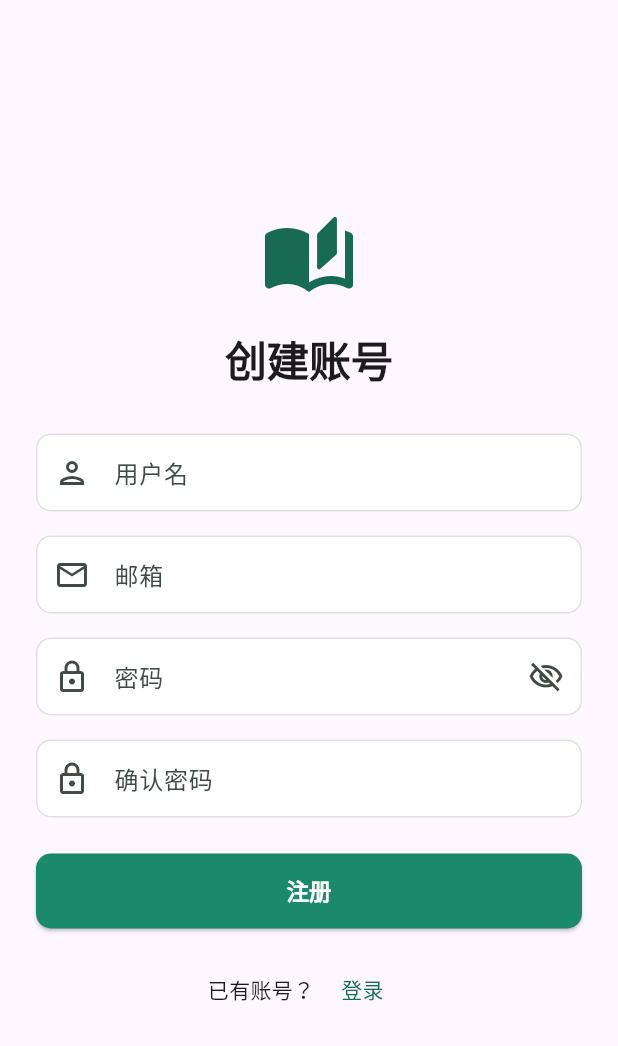
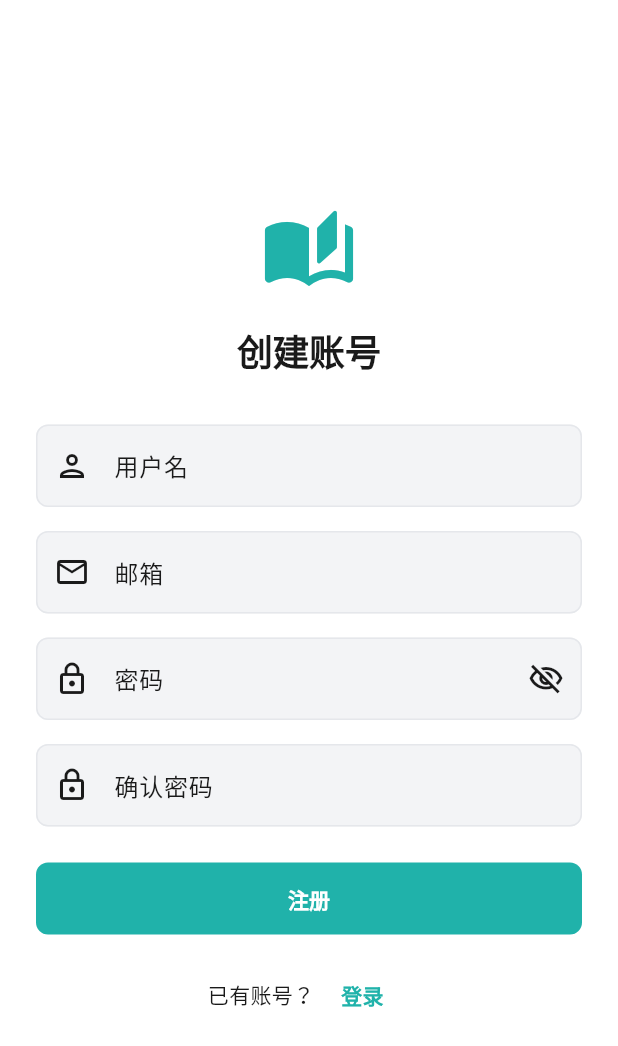
Before and after one commit to XimilalaXiang/TrustRAG, a Flutter app: the screen it shows after launch, after a tap on "登录", after a tap on "注册", on a phone screen of 412 x 824 dp. Shown: the top 1046 px of the screen. Run offline on Flutter 3.47's test engine with Material 3 defaults, Android fonts, the phone set to English and light mode, and no system bars; our stand-ins replace dio, file_picker, flutter_markdown, flutter_riverpod, go_router, google_fonts and 1 more; missing offline and left inert: streaming_markdown, syncfusion_flutter_pdfviewer; network calls fail.

Commit message:
feat(ui): Perplexity-style UI overhaul — theme, layout, typography
Theme:
- Apply exact color system from design spec (light/dark modes)
- Teal (#20B2AA) primary, Citation Blue (#0066CC) secondary
- Paper White/Near Black backgrounds with color hierarchy
- Zero elevation, border-based depth (no shadows)
- Inter font with proper size/weight/height per spec
- 8px border radius for inputs/buttons, 12px for cards

Chat layout:
- Single-column centered layout (720px max width)
- AI messages: no background, full-width text (Perplexity style)
- User messages: subtle background, right-aligned
- Markdown code blocks styled with JetBrains Mono
- Input bar centered within 720px constraint

Fix: Resolve MarkdownStyleSheet import conflict between
flutter_markdown and streaming_markdown packages

Co-authored-by: Cursor <cursoragent@cursor.com>

```diff
--- a/apps/client/lib/core/theme/app_theme.dart
+++ b/apps/client/lib/core/theme/app_theme.dart
@@ -2,106 +2,124 @@ import 'package:flutter/material.dart';
 import 'package:google_fonts/google_fonts.dart';
 
 class AppTheme {
-  static const _primaryColor = Color(0xFF1B8A6B);
-  static const _errorColor = Color(0xFFDC3545);
+  static const _teal = Color(0xFF20B2AA);
+  static const _citationBlue = Color(0xFF0066CC);
 
   static ThemeData get light {
     final base = ThemeData.light(useMaterial3: true);
+    final textTheme = GoogleFonts.interTextTheme(base.textTheme).copyWith(
+      headlineMedium: GoogleFonts.inter(fontSize: 24, fontWeight: FontWeight.w700, height: 1.4, color: const Color(0xFF1A1A1A)),
+      titleLarge: GoogleFonts.inter(fontSize: 18, fontWeight: FontWeight.w600, height: 1.5, color: const Color(0xFF1A1A1A)),
+      bodyLarge: GoogleFonts.inter(fontSize: 16, fontWeight: FontWeight.w400, height: 1.7, color: const Color(0xFF1A1A1A)),
+      bodyMedium: GoogleFonts.inter(fontSize: 14, fontWeight: FontWeight.w400, height: 1.5, color: const Color(0xFF1A1A1A)),
+      bodySmall: GoogleFonts.inter(fontSize: 12, fontWeight: FontWeight.w500, color: const Color(0xFF6B7280)),
+      labelLarge: GoogleFonts.inter(fontSize: 14, fontWeight: FontWeight.w600, color: const Color(0xFF1A1A1A)),
+    );
+
     return base.copyWith(
-      colorScheme: ColorScheme.fromSeed(
-        seedColor: _primaryColor,
-        brightness: Brightness.light,
-        surface: const Color(0xFFF7F7F8),
-        error: _errorColor,
+      colorScheme: const ColorScheme.light(
+        primary: _teal,
+        secondary: _citationBlue,
+        surface: Color(0xFFFAF8F5),
+        onSurface: Color(0xFF1A1A1A),
+        surfaceContainerHighest: Color(0xFFF3F4F6),
+        outline: Color(0xFFE5E7EB),
+        error: Color(0xFFEF4444),
       ),
-      textTheme: GoogleFonts.interTextTheme(base.textTheme),
+      scaffoldBackgroundColor: Colors.white,
+      textTheme: textTheme,
       appBarTheme: AppBarTheme(
         elevation: 0,
-        scrolledUnderElevation: 1,
+        scrolledUnderElevation: 0,
         backgroundColor: Colors.white,
-        foregroundColor: Colors.black87,
-        titleTextStyle: GoogleFonts.inter(
-          fontSize: 18,
-          fontWeight: FontWeight.w600,
-          color: Colors.black87,
-        ),
+        foregroundColor: const Color(0xFF1A1A1A),
+        titleTextStyle: GoogleFonts.inter(fontSize: 18, fontWeight: FontWeight.w600, color: const Color(0xFF1A1A1A)),
       ),
       cardTheme: CardThemeData(
         elevation: 0,
+        color: Colors.white,
         shape: RoundedRectangleBorder(
           borderRadius: BorderRadius.circular(12),
-          side: BorderSide(color: Colors.grey.shade200),
+          side: const BorderSide(color: Color(0xFFE5E7EB)),
         ),
       ),
       inputDecorationTheme: InputDecorationTheme(
         filled: true,
-        fillColor: Colors.white,
+        fillColor: const Color(0xFFF3F4F6),
         border: OutlineInputBorder(
-          borderRadius: BorderRadius.circular(10),
-          borderSide: BorderSide(color: Colors.grey.shade300),
+          borderRadius: BorderRadius.circular(8),
+          borderSide: const BorderSide(color: Color(0xFFE5E7EB)),
         ),
         enabledBorder: OutlineInputBorder(
-          borderRadius: BorderRadius.circular(10),
-          borderSide: BorderSide(color: Colors.grey.shade300),
+          borderRadius: BorderRadius.circular(8),
+          borderSide: const BorderSide(color: Color(0xFFE5E7EB)),
         ),
         focusedBorder: OutlineInputBorder(
-          borderRadius: BorderRadius.circular(10),
-          borderSide: const BorderSide(color: _primaryColor, width: 2),
+          borderRadius: BorderRadius.circular(8),
+          borderSide: const BorderSide(color: _teal, width: 2),
         ),
-        contentPadding:
-            const EdgeInsets.symmetric(horizontal: 16, vertical: 14),
+        contentPadding: const EdgeInsets.symmetric(horizontal: 16, vertical: 14),
       ),
       elevatedButtonTheme: ElevatedButtonThemeData(
         style: ElevatedButton.styleFrom(
-          backgroundColor: _primaryColor,
+          elevation: 0,
+          backgroundColor: _teal,
           foregroundColor: Colors.white,
           padding: const EdgeInsets.symmetric(horizontal: 24, vertical: 14),
-          shape: RoundedRectangleBorder(
-            borderRadius: BorderRadius.circular(10),
-          ),
-          textStyle: GoogleFonts.inter(
-            fontSize: 15,
-            fontWeight: FontWeight.w600,
-          ),
+          shape: RoundedRectangleBorder(borderRadius: BorderRadius.circular(8)),
         ),
       ),
       outlinedButtonTheme: OutlinedButtonThemeData(
         style: OutlinedButton.styleFrom(
-          foregroundColor: _primaryColor,
+          foregroundColor: _teal,
           padding: const EdgeInsets.symmetric(horizontal: 24, vertical: 14),
-          shape: RoundedRectangleBorder(
-            borderRadius: BorderRadius.circular(10),
-          ),
-          side: const BorderSide(color: _primaryColor),
+          shape: RoundedRectangleBorder(borderRadius: BorderRadius.circular(8)),
+          side: const BorderSide(color: _teal),
         ),
       ),
-      dividerTheme: DividerThemeData(
-        color: Colors.grey.shade200,
-        thickness: 1,
+      filledButtonTheme: FilledButtonThemeData(
+        style: FilledButton.styleFrom(
+          backgroundColor: _teal,
+          foregroundColor: Colors.white,
+          shape: RoundedRectangleBorder(borderRadius: BorderRadius.circular(8)),
+        ),
+      ),
+      dividerTheme: const DividerThemeData(color: Color(0xFFE5E7EB), thickness: 1),
+      navigationRailTheme: const NavigationRailThemeData(
+        backgroundColor: Colors.white,
+        indicatorColor: Color(0xFFE0F5F3),
       ),
     );
   }
 
   static ThemeData get dark {
     final base = ThemeData.dark(useMaterial3: true);
+    final textTheme = GoogleFonts.interTextTheme(base.textTheme).copyWith(
+      headlineMedium: GoogleFonts.inter(fontSize: 24, fontWeight: FontWeight.w700, height: 1.4, color: const Color(0xFFF9FAFB)),
+      titleLarge: GoogleFonts.inter(fontSize: 18, fontWeight: FontWeight.w600, height: 1.5, color: const Color(0xFFF9FAFB)),
+      bodyLarge: GoogleFonts.inter(fontSize: 16, fontWeight: FontWeight.w400, height: 1.7, color: const Color(0xFFF9FAFB)),
+      bodyMedium: GoogleFonts.inter(fontSize: 14, fontWeight: FontWeight.w400, height: 1.5, color: const Color(0xFFF9FAFB)),
+      bodySmall: GoogleFonts.inter(fontSize: 12, fontWeight: FontWeight.w500, color: const Color(0xFF9CA3AF)),
+      labelLarge: GoogleFonts.inter(fontSize: 14, fontWeight: FontWeight.w600, color: const Color(0xFFF9FAFB)),
+    );
+
     return base.copyWith(
-      colorScheme: ColorScheme.fromSeed(
-        seedColor: const Color(0xFF20B2AA),
-        brightness: Brightness.dark,
-        surface: const Color(0xFF1C1C1C),
-        error: _errorColor,
+      colorScheme: const ColorScheme.dark(
+        primary: _teal,
+        secondary: Color(0xFF00B4D8),
+        surface: Color(0xFF1C1C1C),
+        onSurface: Color(0xFFF9FAFB),
+        surfaceContainerHighest: Color(0xFF333333),
+        outline: Color(0xFF3A3A3A),
+        error: Color(0xFFEF4444),
       ),
       scaffoldBackgroundColor: const Color(0xFF1C1C1C),
-      textTheme: GoogleFonts.interTextTheme(base.textTheme),
+      textTheme: textTheme,
       appBarTheme: AppBarTheme(
         elevation: 0,
         scrolledUnderElevation: 0,
         backgroundColor: const Color(0xFF262626),
-        titleTextStyle: GoogleFonts.inter(
-          fontSize: 18,
-          fontWeight: FontWeight.w600,
-          color: const Color(0xFFF9FAFB),
-        ),
+        titleTextStyle: GoogleFonts.inter(fontSize: 18, fontWeight: FontWeight.w600, color: const Color(0xFFF9FAFB)),
       ),
       cardTheme: CardThemeData(
         elevation: 0,
@@ -111,31 +129,27 @@ class AppTheme {
           side: const BorderSide(color: Color(0xFF3A3A3A)),
         ),
       ),
-      navigationRailTheme: const NavigationRailThemeData(
-        backgroundColor: Color(0xFF1C1C1C),
-      ),
       inputDecorationTheme: InputDecorationTheme(
         filled: true,
         fillColor: const Color(0xFF262626),
         border: OutlineInputBorder(
-          borderRadius: BorderRadius.circular(10),
+          borderRadius: BorderRadius.circular(8),
           borderSide: const BorderSide(color: Color(0xFF3A3A3A)),
         ),
         enabledBorder: OutlineInputBorder(
-          borderRadius: BorderRadius.circular(10),
+          borderRadius: BorderRadius.circular(8),
           borderSide: const BorderSide(color: Color(0xFF3A3A3A)),
         ),
         focusedBorder: OutlineInputBorder(
-          borderRadius: BorderRadius.circular(10),
-          borderSide: const BorderSide(color: Color(0xFF20B2AA), width: 2),
+          borderRadius: BorderRadius.circular(8),
+          borderSide: const BorderSide(color: _teal, width: 2),
         ),
-        contentPadding:
-            const EdgeInsets.symmetric(horizontal: 16, vertical: 14),
+        contentPadding: const EdgeInsets.symmetric(horizontal: 16, vertical: 14),
       ),
-      dividerTheme: const DividerThemeData(
-        color: Color(0xFF3A3A3A),
-        thickness: 1,
+      navigationRailTheme: const NavigationRailThemeData(
+        backgroundColor: Color(0xFF1C1C1C),
       ),
+      dividerTheme: const DividerThemeData(color: Color(0xFF3A3A3A), thickness: 1),
     );
   }
 }
```
Also changed, not shown: apps/client/lib/features/chat/pages/chat_page.dart (+59 -46 lines), 1 other file.
